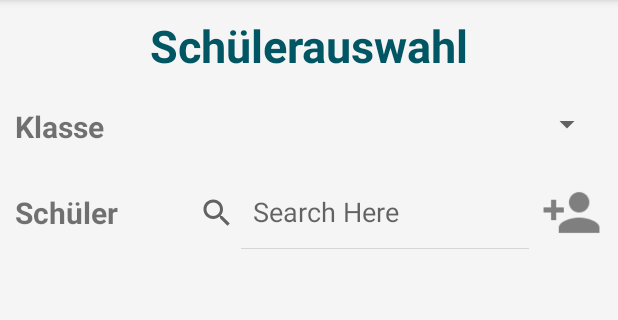
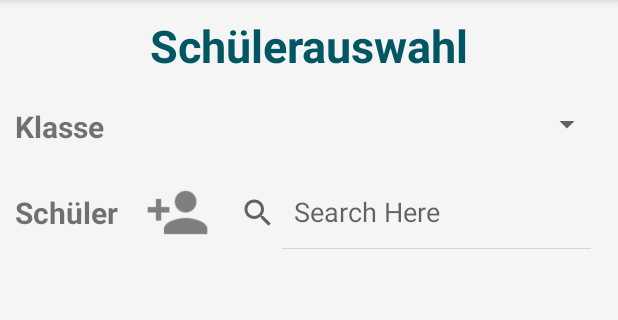
Before and after one commit to blumma/Trackster, an Android app: the StudentListActivity screen opened directly, with no data from a screen before it, on a phone screen of 412 x 824 dp, the part 84-404 px from its top. Run offline under Robolectric (Android 15) with nearby library versions, the phone set to English and light mode, and no system bars; network calls fail.

Commit message:
[SB] Hotfix AddStudentDesign

```diff
--- a/app/src/main/res/layout/activity_student_list.xml
+++ b/app/src/main/res/layout/activity_student_list.xml
@@ -54,18 +54,10 @@
             android:id="@+id/textView_top"
             android:layout_width="0dp"
             android:layout_height="wrap_content"
-            android:layout_weight=".25"
+            android:layout_weight=".20"
             android:text="Schüler"
             android:textSize="20sp"
             android:textStyle="bold" />
-
-        <SearchView
-            android:id="@+id/simpleSearchView"
-            android:iconifiedByDefault="false"
-            android:layout_width="0dp"
-            android:layout_height="wrap_content"
-            android:layout_weight=".60"
-            android:queryHint="Search Here" />
 
         <ImageButton
             android:id="@+id/button_add_student"
@@ -77,6 +69,14 @@
             android:adjustViewBounds="true"
             android:src="@drawable/ic_person_add_black_24dp" />
 
+        <SearchView
+            android:id="@+id/simpleSearchView"
+            android:iconifiedByDefault="false"
+            android:layout_width="0dp"
+            android:layout_height="wrap_content"
+            android:layout_weight=".60"
+            android:queryHint="Search Here" />
+
     </LinearLayout>
 
     <ListView
```
